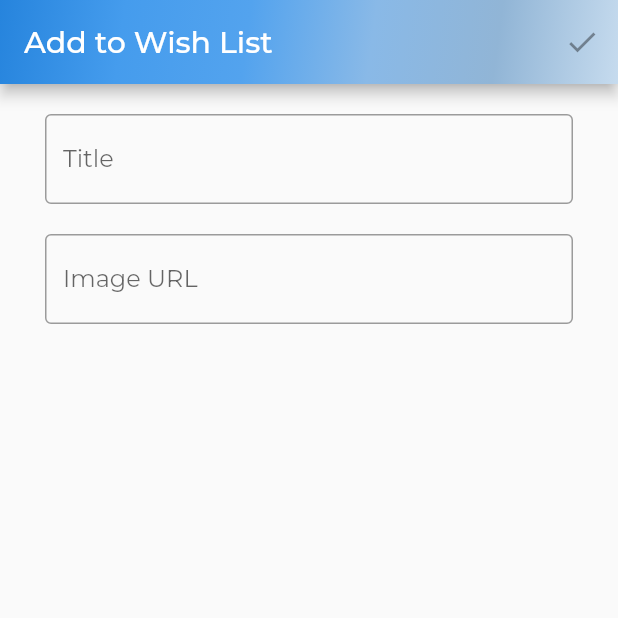
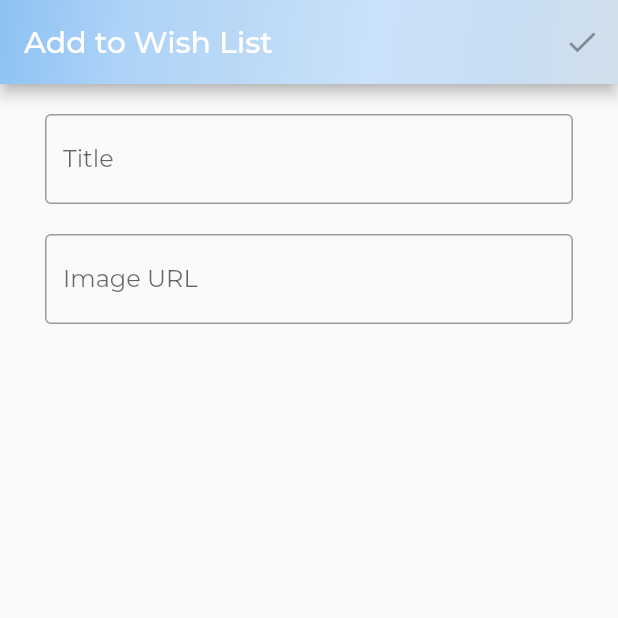
Before and after one commit to dominikawantrych/yourtripplaner, a Flutter app: the screen it shows after launch, item 4 of the bottom bar chosen, after a tap on the "travel explore" icon, on a phone screen of 412 x 824 dp, the top half of it. Run offline on Flutter 3.47's test engine with Material 2 defaults, Android fonts, the phone set to English and light mode, and no system bars; our stand-ins replace bloc, cloud_firestore, dio, firebase_core, flutter_bloc, google_fonts and 1 more; accounts and stored records are empty.

Commit message:
Change colors of appbar and floatingActionButton

```diff
--- a/lib/Features/add_wish/add_wish_trip_page.dart
+++ b/lib/Features/add_wish/add_wish_trip_page.dart
@@ -3,7 +3,7 @@ import 'package:flutter_bloc/flutter_bloc.dart';
 import 'package:yourtripplaner/Features/add_wish/cubit/add_wish_trip_cubit.dart';
 
 class AddWishTrip extends StatefulWidget {
-  const AddWishTrip(  {Key? key}) : super(key: key);
+  const AddWishTrip({Key? key}) : super(key: key);
 
   @override
   State<AddWishTrip> createState() => _AddWishTripState();
@@ -39,12 +39,12 @@ class _AddWishTripState extends State<AddWishTrip> {
                     begin: Alignment.topLeft,
                     end: Alignment.bottomRight,
                     colors: <Color>[
-                      Color.fromARGB(255, 38, 132, 221),
-                      Color.fromARGB(255, 69, 156, 237),
-                      Color.fromARGB(255, 83, 163, 238),
-                      Color.fromARGB(255, 137, 185, 231),
-                      Color.fromARGB(255, 145, 181, 214),
-                      Color.fromARGB(255, 198, 219, 238),
+                      Color.fromARGB(255, 141, 193, 242),
+                      Color.fromARGB(255, 173, 211, 248),
+                      Color.fromARGB(255, 187, 217, 246),
+                      Color.fromARGB(255, 202, 226, 250),
+                      Color.fromARGB(255, 200, 222, 244),
+                      Color.fromARGB(255, 209, 223, 235),
                     ],
                   ),
                 ),
@@ -97,7 +97,7 @@ class AddWishTripBody extends StatelessWidget {
   @override
   Widget build(BuildContext context) {
     return ListView(
-       padding: const EdgeInsets.symmetric(
+        padding: const EdgeInsets.symmetric(
           horizontal: 30,
           vertical: 20,
         ),
@@ -124,8 +124,6 @@ class AddWishTripBody extends StatelessWidget {
           const SizedBox(
             height: 20,
           ),
-
         ]);
   }
-
-  }
+}
--- a/lib/Features/welcome/welcome_page.dart
+++ b/lib/Features/welcome/welcome_page.dart
@@ -25,12 +25,12 @@ class _WelcomePageState extends State<WelcomePage> {
               begin: Alignment.topLeft,
               end: Alignment.bottomRight,
               colors: <Color>[
-                Color.fromARGB(255, 38, 132, 221),
-                Color.fromARGB(255, 69, 156, 237),
-                Color.fromARGB(255, 83, 163, 238),
-                Color.fromARGB(255, 137, 185, 231),
-                Color.fromARGB(255, 145, 181, 214),
-                Color.fromARGB(255, 198, 219, 238),
+                Color.fromARGB(255, 141, 193, 242),
+                Color.fromARGB(255, 173, 211, 248),
+                Color.fromARGB(255, 187, 217, 246),
+                Color.fromARGB(255, 202, 226, 250),
+                Color.fromARGB(255, 200, 222, 244),
+                Color.fromARGB(255, 209, 223, 235),
               ],
             ),
           ),
--- a/lib/Features/wish_list/wish_list/wish_list.dart
+++ b/lib/Features/wish_list/wish_list/wish_list.dart
@@ -1,6 +1,6 @@
 import 'package:flutter/material.dart';
 import 'package:flutter_bloc/flutter_bloc.dart';
-import 'package:ionicons/ionicons.dart';
+
 import 'package:yourtripplaner/Features/add_wish/add_wish_trip_page.dart';
 import 'package:yourtripplaner/Features/wish_list/cubit/wish_list_cubit.dart';
 
@@ -56,11 +56,14 @@ class WishList extends StatelessWidget {
                             fit: BoxFit.cover,
                           ),
                         ),
-                        child: Text(wishModel.title, style: const TextStyle(
-                                  fontSize: 20,
-                                  fontWeight: FontWeight.bold,
-                                  color: Colors.white,
-                                ),),
+                        child: Text(
+                          wishModel.title,
+                          style: const TextStyle(
+                            fontSize: 20,
+                            fontWeight: FontWeight.bold,
+                            color: Colors.white,
+                          ),
+                        ),
                       ),
                     ),
                   ],
@@ -73,7 +76,10 @@ class WishList extends StatelessWidget {
           Navigator.of(context).push(
               MaterialPageRoute(builder: (context) => const AddWishTrip()));
         },
-        child: const Icon(Icons.travel_explore),
+        child: const Icon(
+          Icons.travel_explore,
+          color: Color.fromARGB(255, 167, 209, 244),
+        ),
       ),
     );
   }
--- a/lib/main.dart
+++ b/lib/main.dart
@@ -22,6 +22,7 @@ class MyApp extends StatelessWidget {
       title: 'Flutter Demo',
       theme: ThemeData(
         textTheme: GoogleFonts.montserratTextTheme(),
+
       ),
       home: const WelcomePage(),
     );
```
Also changed, not shown: lib/Features/add/page/add_page.dart (+6 -7 lines), lib/Features/details/pages/details_page.dart (+6 -6 lines), lib/Features/home/page/home_page.dart (+7 -6 lines).
